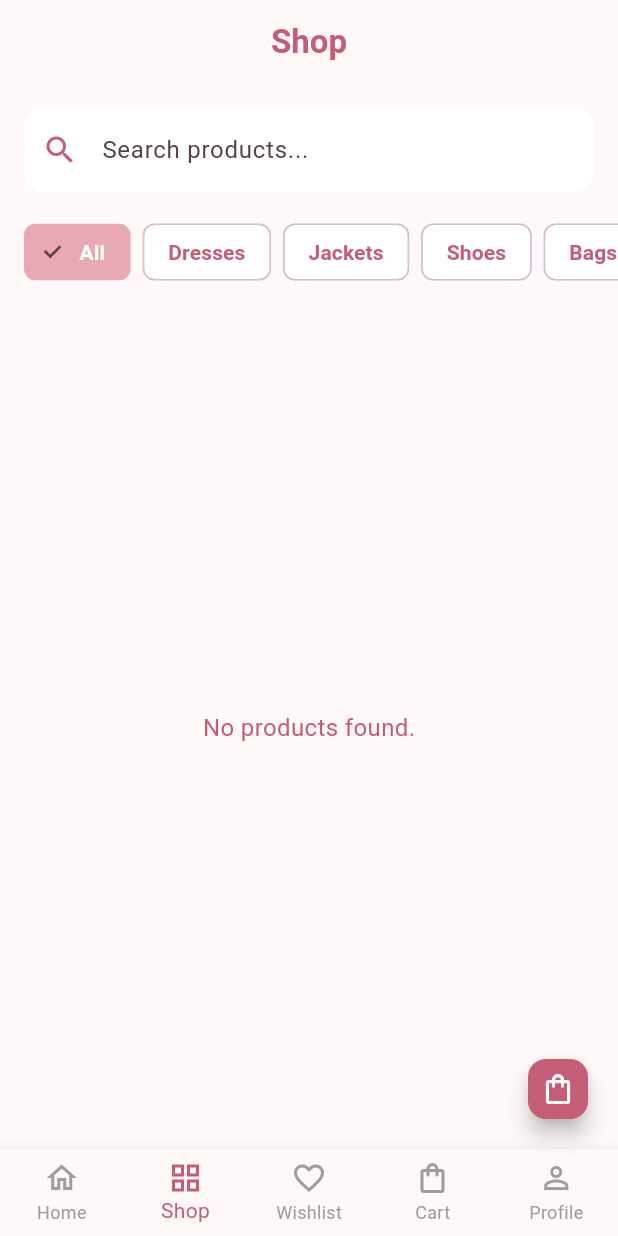
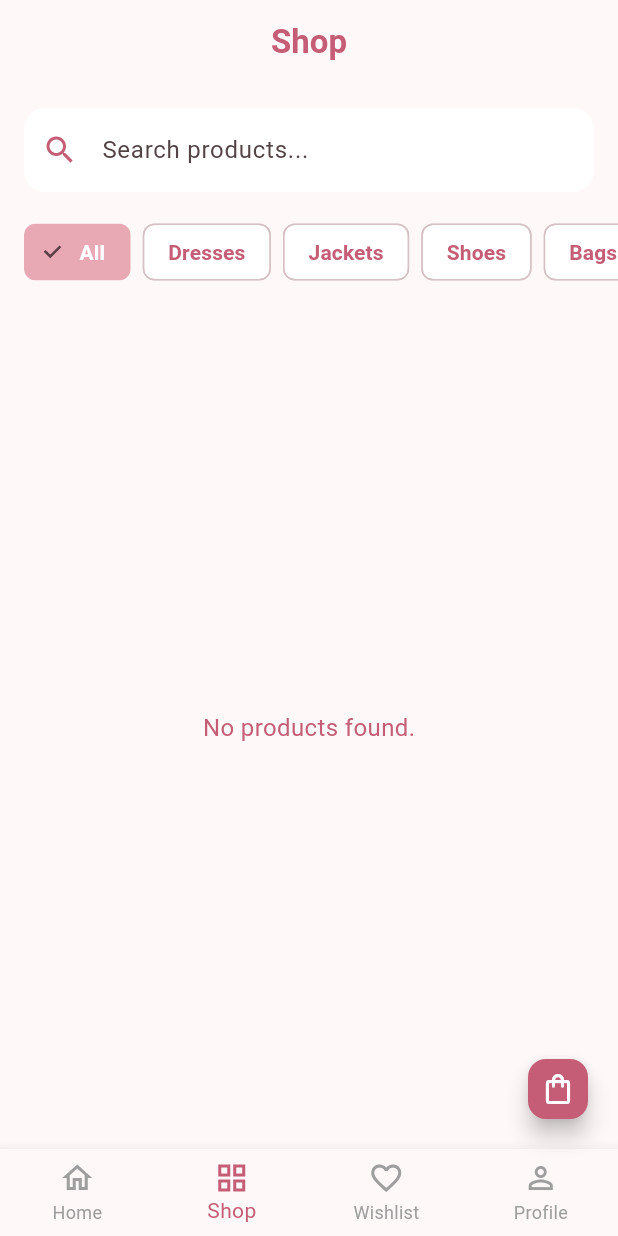
Before and after one commit to Meka996/Mobile-Application-Project-flutter-, a Flutter app: the screen it shows after launch, item 2 of the bottom bar chosen, on a phone screen of 412 x 824 dp. Run offline on Flutter 3.47's test engine with Material 3 defaults, Android fonts, the phone set to English and light mode, and no system bars; our stand-ins replace cloud_firestore, cloud_functions, firebase_auth, firebase_core; accounts and stored records are empty.

Commit message:
Remove duplicate cart bottom tab; keep cart on floating action

```diff
--- a/lib/core/navigation/main_navigation.dart
+++ b/lib/core/navigation/main_navigation.dart
@@ -1,6 +1,5 @@
-// LOCAL INTEGRATION TEST VERSION - only for the branch mohamed-integration-test.
-// Copy over lib/core/navigation/main_navigation.dart on that branch.
-// Hassan (Task A) owns the real version of this file.
+// Integration candidate for mohamed-integeration-test. Core owner review is
+// required before merging this shared navigation file.
 import 'package:cloud_firestore/cloud_firestore.dart';
 import 'package:firebase_auth/firebase_auth.dart';
 import 'package:flutter/material.dart';
@@ -163,10 +162,6 @@ class _MainNavigationState extends State<MainNavigation> {
             label: 'Wishlist',
           ),
           BottomNavigationBarItem(
-            icon: Icon(Icons.shopping_bag_outlined),
-            label: 'Cart',
-          ),
-          BottomNavigationBarItem(
             icon: Icon(Icons.person_outline),
             label: 'Profile',
           ),
```
